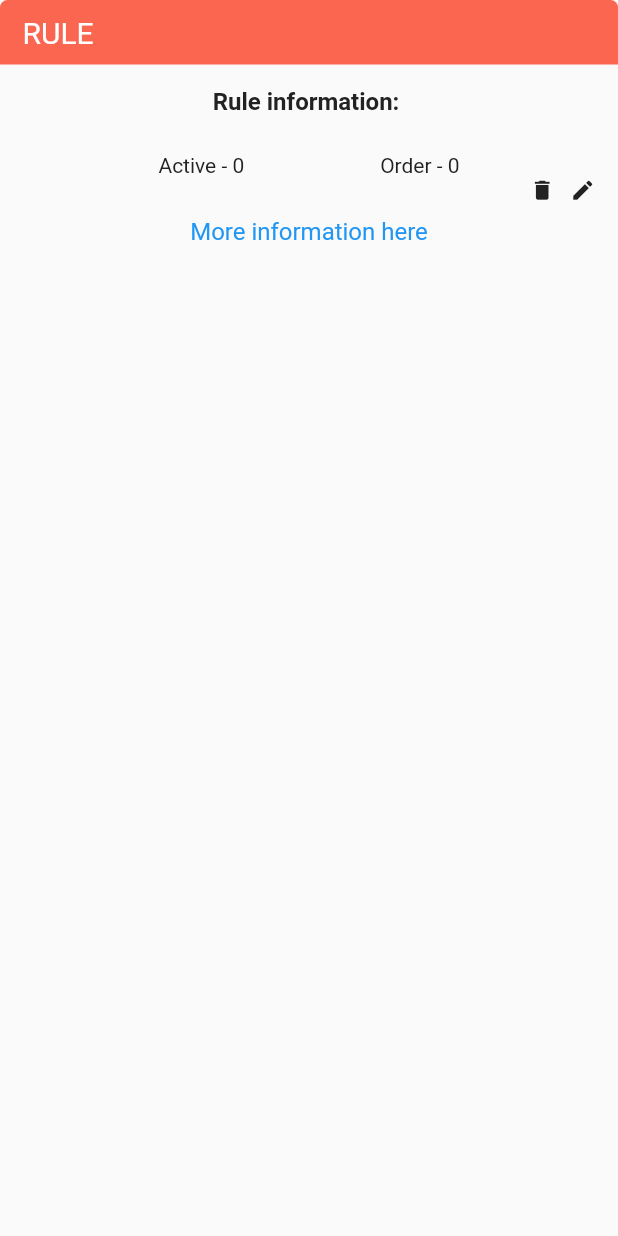
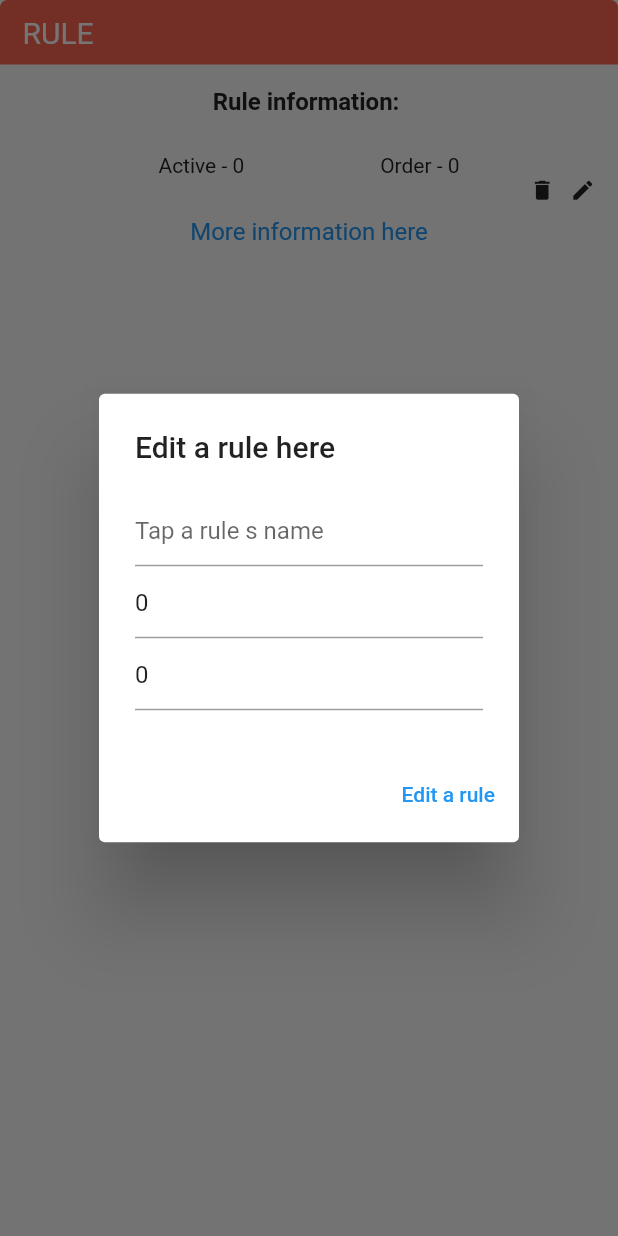
Before and after one commit to renanvolpe/searchAndStayChallenge, a Flutter app: the RuleComponent widget shown alone on an empty page, opened directly with empty values, after a tap on the "edit" icon, on a phone screen of 412 x 824 dp. Run offline on Flutter 3.47's test engine with Material 2 defaults, Android fonts, the phone set to English and light mode, and no system bars; our stand-ins replace another_flushbar, bloc, flutter_bloc, result_dart; network calls fail.

Commit message:
add a service of edit a rule

```diff
--- a/lib/main.dart
+++ b/lib/main.dart
@@ -3,6 +3,7 @@ import 'package:flutter_bloc/flutter_bloc.dart';
 import 'package:search_and_stay/modules/login/login_page.dart';
 import 'package:search_and_stay/modules/rules/bloc/bloc_add_rule/add_rule_bloc.dart';
 import 'package:search_and_stay/modules/rules/bloc/bloc_delete_rule/delete_rule_bloc.dart';
+import 'package:search_and_stay/modules/rules/bloc/bloc_edit_rule/edit_rule_bloc.dart';
 import 'package:search_and_stay/modules/rules/bloc/bloc_get_a_rule/get_a_rule_bloc.dart';
 import 'package:search_and_stay/modules/rules/bloc/bloc_get_rule_list/get_rule_list_bloc.dart';
 
@@ -20,6 +21,9 @@ void main() {
       ),
       BlocProvider(
         create: (context) => GetARuleBloc(),
+      ),
+      BlocProvider(
+        create: (context) => EditRuleBloc(),
       ),
     ],
     child: const MyApp(),
--- /dev/null
+++ b/lib/modules/rules/components/edit_rule_dialog.dart
@@ -0,0 +1,75 @@
+import 'package:flutter/material.dart';
+import 'package:flutter_bloc/flutter_bloc.dart';
+import 'package:search_and_stay/models/rule.dart';
+import 'package:search_and_stay/modules/rules/bloc/bloc_edit_rule/edit_rule_bloc.dart';
+
+Future<void> editRuleDialog(BuildContext context, HomeRule homeRule) {
+  final formKey = GlobalKey<FormState>();
+  TextEditingController nameRuleController =
+      TextEditingController(text: homeRule.name);
+  TextEditingController activeRuleController =
+      TextEditingController(text: homeRule.active.toString());
+  TextEditingController orderRuleController =
+      TextEditingController(text: homeRule.order.toString());
+  return showDialog<void>(
+    context: context,
+    builder: (BuildContext context) {
+      return AlertDialog(
+        title: const Text('Edit a rule here'),
+        content: Form(
+          key: formKey,
+          child: Column(
+            mainAxisSize: MainAxisSize.min,
+            children: [
+              TextFormField(
+                controller: nameRuleController,
+                validator: (value) {
+                  if (value == null || value.isEmpty) {
+                    return 'Please enter some text';
+                  }
+                  return null;
+                },
+                decoration:
+                    const InputDecoration(hintText: "Tap a rule s name"),
+              ),
+              TextFormField(
+                controller: activeRuleController,
+                keyboardType: TextInputType.number,
+                decoration:
+                    const InputDecoration(hintText: "Tap a active rule"),
+              ),
+              TextFormField(
+                keyboardType: TextInputType.number,
+                controller: orderRuleController,
+                decoration:
+                    const InputDecoration(hintText: "Tap a order s name"),
+              ),
+            ],
+          ),
+        ),
+        actions: <Widget>[
+          TextButton(
+            style: TextButton.styleFrom(
+              textStyle: Theme.of(context).textTheme.labelLarge,
+            ),
+            child: const Text('Edit a rule'),
+            onPressed: () {
+              if (formKey.currentState!.validate()) {
+                //create object that will be add
+                HomeRule newHomeRule = HomeRule(
+                    id: homeRule.id,
+                    name: nameRuleController.text,
+                    active: int.parse(activeRuleController.text),
+                    order: int.parse(orderRuleController.text));
+                //call service of edit a rule
+                BlocProvider.of<EditRuleBloc>(context)
+                    .add(EditRuleStart(newHomeRule));
+                Navigator.of(context).pop();
+              }
+            },
+          ),
+        ],
+      );
+    },
+  );
+}
--- a/lib/modules/rules/components/rule_component.dart
+++ b/lib/modules/rules/components/rule_component.dart
@@ -4,6 +4,7 @@ import 'package:search_and_stay/core/colors_app.dart';
 import 'package:search_and_stay/core/resumed_sized_box.dart';
 import 'package:search_and_stay/models/rule.dart';
 import 'package:search_and_stay/modules/rules/bloc/bloc_delete_rule/delete_rule_bloc.dart';
+import 'package:search_and_stay/modules/rules/components/edit_rule_dialog.dart';
 import 'package:search_and_stay/modules/rules/pages/show_rule_information_page.dart';
 
 class RuleComponent extends StatelessWidget {
@@ -78,15 +79,12 @@ class RuleComponent extends StatelessWidget {
                       ),
                       10.sizeW,
                       InkWell(
-                        child: Icon(
-                          Icons.edit,
-                          color: ColorsApp.dark,
-                          size: 17,
-                        ),
-                        onTap: () {
-                          //TODO edit a rule here
-                        },
-                      ),
+                          child: Icon(
+                            Icons.edit,
+                            color: ColorsApp.dark,
+                            size: 17,
+                          ),
+                          onTap: () => editRuleDialog(context, homeRule)),
                     ],
                   ),
                   10.sizeH,
```
Also changed, not shown: lib/modules/rules/bloc/bloc_edit_rule/edit_rule_bloc.dart (added, +21 -0 lines), lib/modules/rules/bloc/bloc_edit_rule/edit_rule_event.dart (added, +9 -0 lines), lib/modules/rules/bloc/bloc_edit_rule/edit_rule_state.dart (added, +18 -0 lines), lib/modules/rules/pages/home_rules_page.dart (+35 -8 lines), lib/services/rule/rule_repository.dart (+33 -4 lines).
